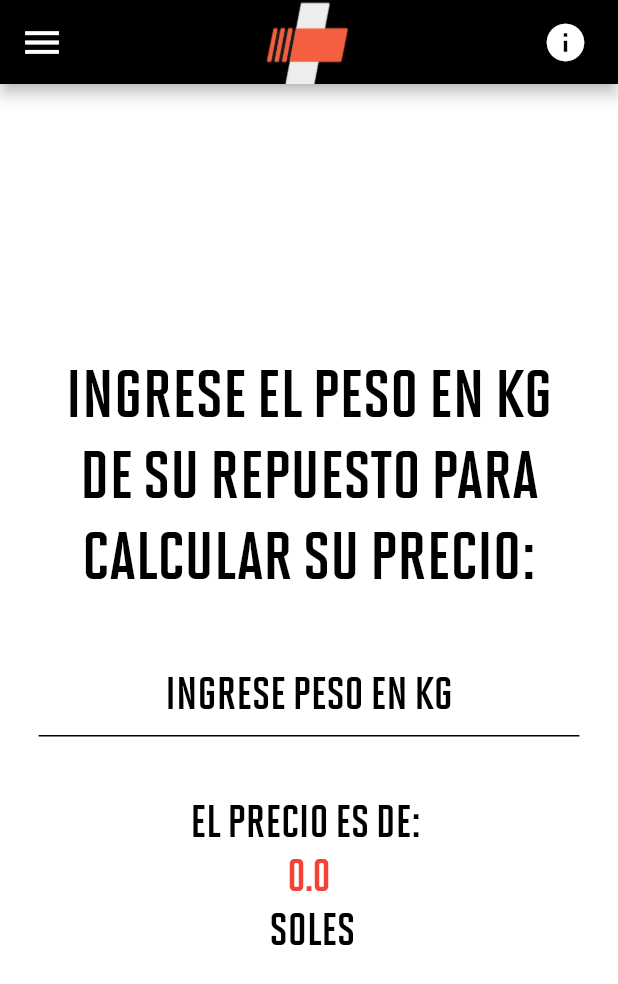
After one commit to Alextron0102/IDT-App, a Flutter app: the Calculator screen opened by its route, on a phone screen of 412 x 824 dp. The commit adds this screen. Shown: the top 984 px of the screen. Run offline on Flutter 3.47's test engine with Material 2 defaults, Android fonts, the phone set to English and light mode, and no system bars; our stand-ins replace step_progress_indicator.

Commit message:
Añadida la calculadora de precios

```diff
--- /dev/null
+++ b/lib/Resources/Pages/calculator.dart
@@ -0,0 +1,122 @@
+import 'package:flutter/material.dart';
+import 'package:idtapp/Resources/Util/messagebox.dart';
+
+//Lista de vehiculos widget
+class Calculator extends StatefulWidget {
+  static final name = '/Calculator';
+  @override
+  _CalculatorState createState() => _CalculatorState();
+}
+
+class _CalculatorState extends State<Calculator> {
+  final textoIngreso = TextEditingController();
+  var precio = 0.0;
+  @override
+  Widget build(BuildContext context) {
+    return Scaffold(
+        backgroundColor: Colors.white,
+        appBar: AppBar(
+          title: Image(
+            image: AssetImage('assets/images/logo/logotransparent.png'),
+            width: MediaQuery.of(context).size.width / 5,
+            height: MediaQuery.of(context).size.height / 10,
+            fit: BoxFit.fill,
+          ),
+          centerTitle: true,
+          backgroundColor: Colors.black,
+          leading: IconButton(
+            icon: Icon(Icons.menu, color: Colors.white, size: 30),
+            onPressed: () {
+              Navigator.pop(context);
+            },
+          ),
+          actions: <Widget>[
+            Padding(
+              padding: EdgeInsets.only(right: 20.0),
+              child: GestureDetector(
+                onTap: () {
+                  return messageBox(context, "INFORMACION",
+                      "Introduzca el peso en kg para calcular el precio");
+                },
+                child: Icon(Icons.info, size: 30),
+              ),
+            ),
+          ],
+        ),
+        body: Container(
+            padding: EdgeInsets.fromLTRB(MediaQuery.of(context).size.width / 16,
+                0, MediaQuery.of(context).size.width / 16, 0),
+            child: new Column(
+              children: <Widget>[
+                Text(
+                  "Ingrese el peso en kg de su repuesto para calcular su precio:",
+                  style: TextStyle(
+                    fontFamily: 'Solano',
+                    color: Colors.black,
+                    fontSize: 45.0,
+                  ),
+                  textAlign: TextAlign.center,
+                ),
+                Container(
+                  height: MediaQuery.of(context).size.height / 20,
+                ),
+                Center(
+                  child: TextField(
+                    style: TextStyle(
+                      fontFamily: 'Solano',
+                      color: Colors.black,
+                      fontSize: 30.0,
+                    ),
+                    controller: textoIngreso,
+                    cursorColor: Colors.black,
+                    autocorrect: false,
+                    textAlign: TextAlign.center,
+                    onChanged: (text) {
+                      precio = double.parse(text) * 100;
+                      print(text);
+                    },
+                    keyboardType: TextInputType.number,
+                    decoration: InputDecoration(
+                      enabledBorder: UnderlineInputBorder(
+                          borderSide: BorderSide(color: Colors.black)),
+                      contentPadding:
+                          EdgeInsets.only(bottom: 5.0, left: 5.0, right: 5.0),
+                      hintText: 'Ingrese peso en kg',
+                      hintStyle:
+                          TextStyle(fontFamily: 'Solano', color: Colors.black),
+                    ),
+                  ),
+                ),
+                Container(
+                  height: MediaQuery.of(context).size.height / 20,
+                ),
+                Text(
+                  "El precio es de: ",
+                  style: TextStyle(
+                    fontFamily: 'Solano',
+                    color: Colors.black,
+                    fontSize: 30.0,
+                  ),
+                ),
+                Text(
+                  precio.toString(),
+                  style: TextStyle(
+                    fontFamily: 'Solano',
+                    color: Colors.red,
+                    fontSize: 30.0,
+                  ),
+                ),
+                Text(
+                  " soles",
+                  style: TextStyle(
+                    fontFamily: 'Solano',
+                    color: Colors.black,
+                    fontSize: 30.0,
+                  ),
+                ),
+              ],
+              crossAxisAlignment: CrossAxisAlignment.center,
+              mainAxisAlignment: MainAxisAlignment.center,
+            )));
+  }
+}
--- a/lib/Resources/Pages/carlist.dart
+++ b/lib/Resources/Pages/carlist.dart
@@ -2,6 +2,7 @@
 import 'package:idtapp/Resources/Util/messagebox.dart';
 import 'package:idtapp/Resources/Pages/makerequest.dart';
 import 'package:idtapp/Resources/Util/repuesto.dart';
+import 'package:idtapp/Resources/Pages/calculator.dart';
 
 //Lista de vehiculos widget
 class CarList extends StatefulWidget {
@@ -75,6 +76,15 @@
             Padding(
               padding: EdgeInsets.only(right: 20.0),
               child: GestureDetector(
+                onTap: () {
+                  Navigator.pushNamed(context, Calculator.name);
+                },
+                child: Icon(Icons.exposure, size: 30),
+              ),
+            ),
+            Padding(
+              padding: EdgeInsets.only(right: 20.0),
+              child: GestureDetector(
                 onTap: () async {
                   dynamic _repuesto =
                       await Navigator.pushNamed(context, MakeRequest.name)
--- a/lib/main.dart
+++ b/lib/main.dart
@@ -1,4 +1,5 @@
 import 'package:flutter/material.dart';
+import 'package:idtapp/Resources/Pages/calculator.dart';
 import 'package:idtapp/Resources/Pages/loginpage.dart';
 import 'package:idtapp/Resources/Pages/carlist.dart';
 import 'package:idtapp/Resources/Pages/makerequest.dart';
@@ -16,6 +17,7 @@
         Login.name: (BuildContext context) => Login(),
         CarList.name: (BuildContext context) => CarList(),
         MakeRequest.name: (BuildContext context) => MakeRequest(),
+        Calculator.name: (BuildContext context) => Calculator(),
       }
       // theme: ThemeData(
       //   primarySwatch: Colors.blue,
```
Also changed, not shown: 5 other files.
